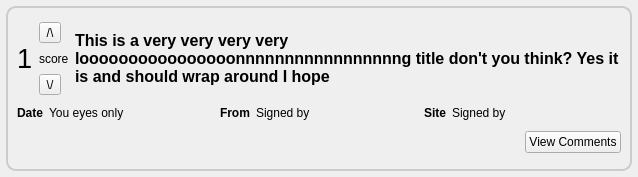
Before: the Qt Designer form retroshare-gui/src/gui/Posted/PostedItem.ui in RetroShare/RetroShare_old, drawn with Qt 5.
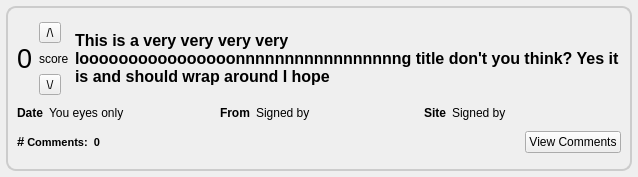
After: the same form once the commit is applied.

Diff of the .ui file:
```diff
--- a/retroshare-gui/src/gui/Posted/PostedItem.ui
+++ b/retroshare-gui/src/gui/Posted/PostedItem.ui
@@ -53,7 +53,7 @@
            </font>
           </property>
           <property name="text">
-           <string>1</string>
+           <string>0</string>
           </property>
          </widget>
         </item>
@@ -250,7 +250,18 @@
        </layout>
       </item>
       <item>
-       <layout class="QHBoxLayout" name="horizontalLayout_3" stretch="1,0">
+       <layout class="QHBoxLayout" name="horizontalLayout_3" stretch="0,1,0">
+        <item>
+         <widget class="QLabel" name="numCommentsLabel">
+          <property name="text">
+           <string>&lt;!DOCTYPE HTML PUBLIC &quot;-//W3C//DTD HTML 4.0//EN&quot; &quot;http://www.w3.org/TR/REC-html40/strict.dtd&quot;&gt;
+&lt;html&gt;&lt;head&gt;&lt;meta name=&quot;qrichtext&quot; content=&quot;1&quot; /&gt;&lt;style type=&quot;text/css&quot;&gt;
+p, li { white-space: pre-wrap; }
+&lt;/style&gt;&lt;/head&gt;&lt;body style=&quot; font-family:'MS Shell Dlg 2'; font-size:8.25pt; font-weight:400; font-style:normal;&quot;&gt;
+&lt;p style=&quot; margin-top:0px; margin-bottom:0px; margin-left:0px; margin-right:0px; -qt-block-indent:0; text-indent:0px;&quot;&gt;&lt;span style=&quot; font-size:10pt; font-weight:600;&quot;&gt;#&lt;/span&gt;&lt;span style=&quot; font-size:8pt; font-weight:600;&quot;&gt; Comments:  0&lt;/span&gt;&lt;/p&gt;&lt;/body&gt;&lt;/html&gt;</string>
+          </property>
+         </widget>
+        </item>
         <item>
          <spacer name="horizontalSpacer">
           <property name="orientation">
```
Left out of the diff: 10 changed lines with no effect on the pictures.
